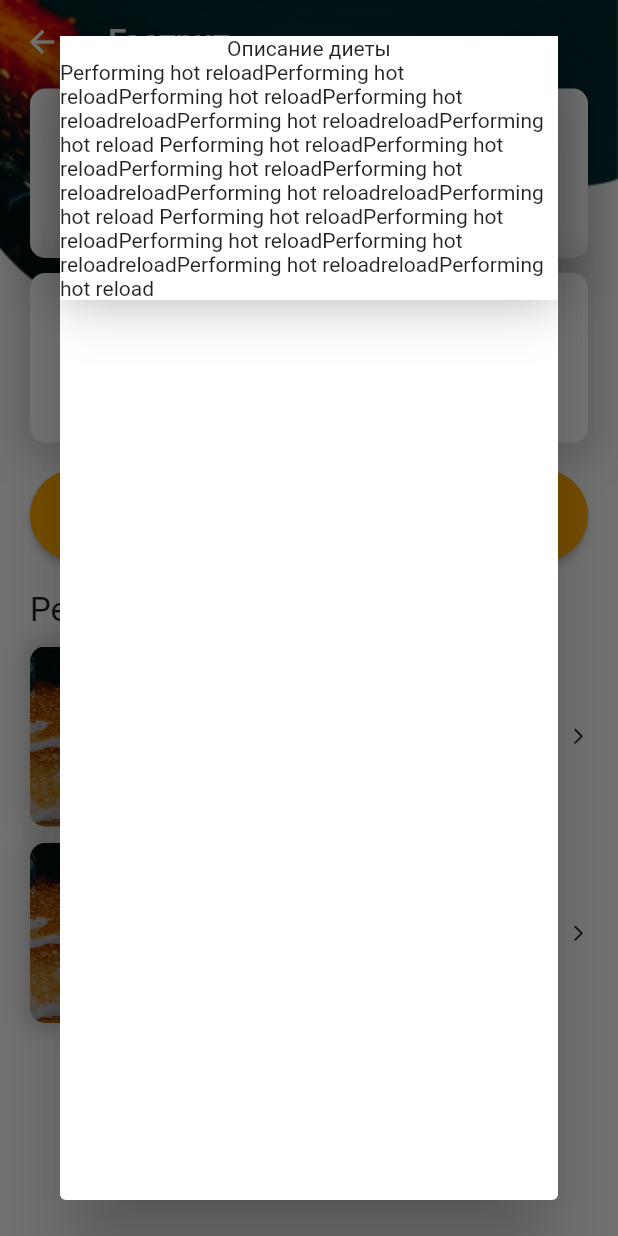
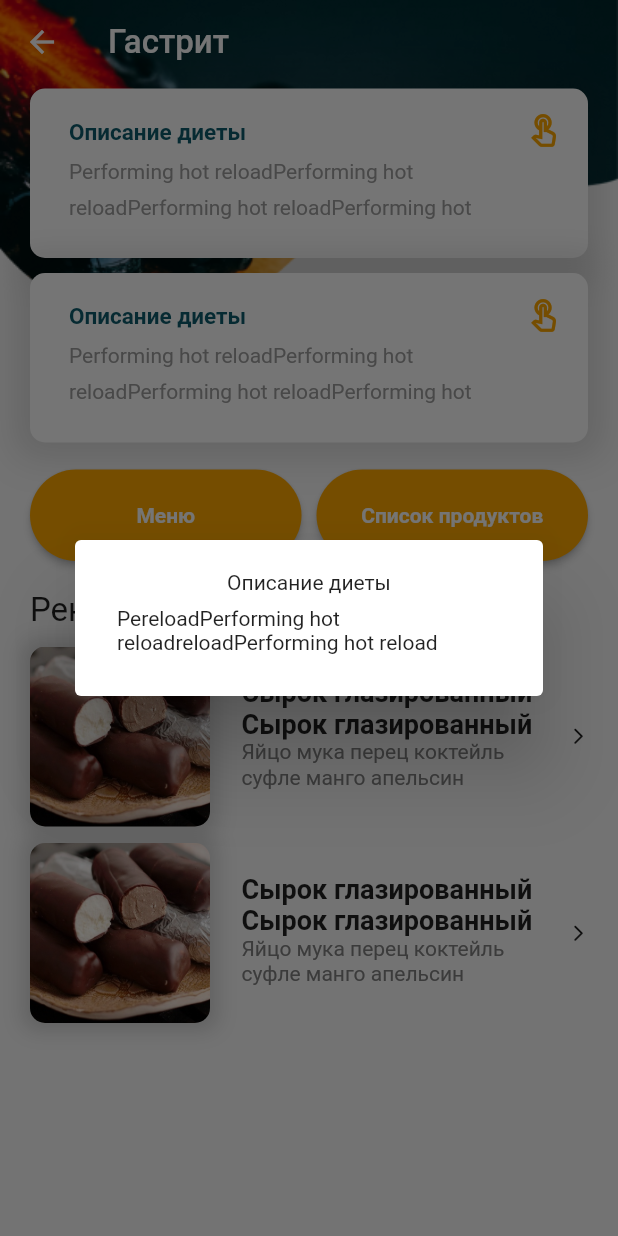
Before and after one commit to asg1997/Diet_List_Flutter, a Flutter app: the MainScreen screen opened by its route, after a tap on "Описание диеты", on a phone screen of 412 x 824 dp. Run offline on Flutter 3.47's test engine with Material 2 defaults, Android fonts, the light colour scheme and no system bars.

Commit message:
Всплывающее окно

```diff
--- a/lib/Components/description_dialog.dart
+++ b/lib/Components/description_dialog.dart
@@ -19,26 +19,22 @@ class _DescriptionDialogState extends State<DescriptionDialog> {
   @override
   Widget build(BuildContext context) {
     return Dialog(
-      child: Flex(
-        // TODO: Контейнер меняется в зависимости от высоты
-        direction: Axis.vertical,
-        children: [Container(
+      child: UnconstrainedBox(
+        child: Container(
+          width: MediaQuery.of(context).size.width-100,
+          padding: EdgeInsets.all(20),
           decoration: BoxDecoration(
             color: Colors.white,
-            // borderRadius: BorderRadius.circular(20),
-            boxShadow: [
-              BoxShadow(
-                offset: Offset.zero,
-                color: Colors.black.withOpacity(0.3),
-                blurRadius: 30,
-              )
-            ],
+             borderRadius: BorderRadius.circular(20),
           ),
           child: Column(children: [
             Text(widget.title),
-            Text(widget.description),
+            Padding(
+              padding: const EdgeInsets.all(8.0),
+              child: Text(widget.description),
+            ),
           ]),
-        ),]
+        ),
       ),
     );
   }
--- a/lib/Components/menu_cell.dart
+++ b/lib/Components/menu_cell.dart
@@ -39,8 +39,8 @@ class _MenuCellState extends State<MenuCell> {
                   )
                 ],
                 image: DecorationImage(
-                  image: AssetImage('assets/osnovnoi.png'),
-                  fit: BoxFit.fitWidth
+                  image: AssetImage('assets/sirok.png.jpg'),
+                  fit: BoxFit.cover
                 )
               ),
             ),
--- a/lib/Screens/main_screen.dart
+++ b/lib/Screens/main_screen.dart
@@ -38,7 +38,7 @@ class _MainScreenState extends State<MainScreen> {
                 padding: const EdgeInsets.only(top: 3, left: 20, right: 20),
                 child: Column(
                   children: [
-                    discriptionTile(title: 'Описание диеты', description: 'Performing hot reloadPerforming hot reloadPerforming hot reloadPerforming hot reloadreloadPerforming hot reloadreloadPerforming hot reload Performing hot reloadPerforming hot reloadPerforming hot reloadPerforming hot reloadreloadPerforming hot reloadreloadPerforming hot reload Performing hot reloadPerforming hot reloadPerforming hot reloadPerforming hot reloadreloadPerforming hot reloadreloadPerforming hot reload '),
+                    discriptionTile(title: 'Описание диеты', description: 'PereloadPerforming hot reloadreloadPerforming hot reload '),
                     SizedBox(height: 10),
                     discriptionTile(title: 'Режим питания', description: ''),
                     SizedBox(
```
Also changed, not shown: assets/sirok.png.jpg (added).
